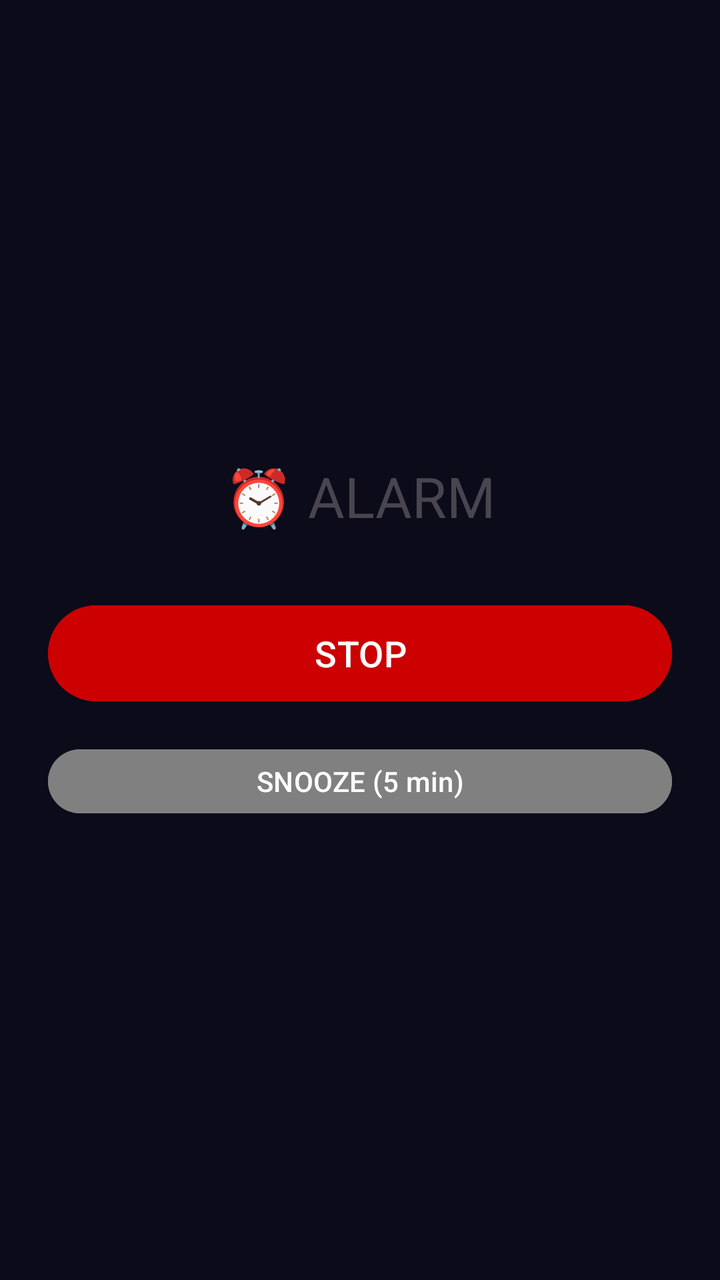
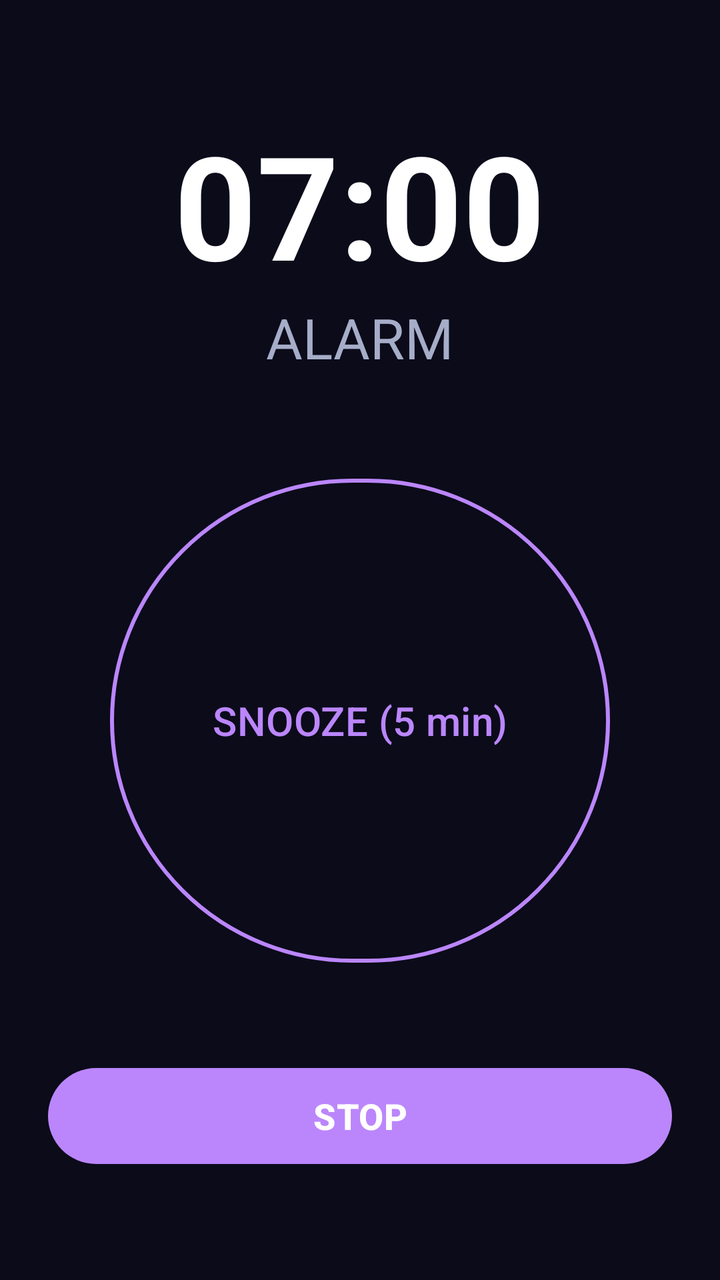

The first picture is an Android layout as it rendered before a commit; the second is the same layout after the commit. The layout source and the unified diff follow.
<!-- AndroidManifest.xml: application theme Theme.AlarmKu -->
<!-- res/layout/activity_alarm_ring.xml -->
<?xml version="1.0" encoding="utf-8"?>
<LinearLayout xmlns:android="http://schemas.android.com/apk/res/android"
    android:layout_width="match_parent"
    android:layout_height="match_parent"
    android:gravity="center"
    android:orientation="vertical"
    android:padding="24dp">

    <TextView
        android:id="@+id/tvAlarmLabel"
        android:text="⏰ ALARM"
        android:textSize="28sp"
        android:layout_width="wrap_content"
        android:layout_height="wrap_content"
        android:layout_marginBottom="32dp"/>

    <Button
        android:id="@+id/btnStop"
        android:layout_width="match_parent"
        android:layout_height="56dp"
        android:backgroundTint="@android:color/holo_red_dark"
        android:text="STOP"
        android:textSize="18sp"/>

    <Button
        android:id="@+id/btnSnooze"
        android:layout_width="match_parent"
        android:layout_height="40dp"
        android:backgroundTint="#808080"
        android:text="SNOOZE (5 min)"
        android:layout_marginTop="16dp"/>
</LinearLayout>
<!-- resources referenced by this layout -->
<resources>
  <style name="Theme.AlarmKu" parent="Base.Theme.AlarmKu" />
  <style name="Base.Theme.AlarmKu" parent="Theme.Material3.DayNight.NoActionBar">
  
          
          <item name="colorPrimary">@color/neon_purple</item>
          <item name="colorSecondary">@color/neon_purple</item>
  
          
          <item name="android:statusBarColor">@color/bg_dark</item>
  
          
          <item name="android:windowBackground">@color/bg_dark</item>
  
      </style>
  <color name="neon_purple">#BB86FC</color>
  <color name="bg_dark">#0B0B1A</color>
</resources>

<!-- the commit's change to res/layout/activity_alarm_ring.xml (unified diff, before → after) -->
@@ -1,32 +1,69 @@
 <?xml version="1.0" encoding="utf-8"?>
-<LinearLayout xmlns:android="http://schemas.android.com/apk/res/android"
+<LinearLayout
+    xmlns:android="http://schemas.android.com/apk/res/android"
+    xmlns:app="http://schemas.android.com/apk/res-auto"
     android:layout_width="match_parent"
     android:layout_height="match_parent"
-    android:gravity="center"
     android:orientation="vertical"
-    android:padding="24dp">
+    android:padding="24dp"
+    android:background="@color/bg_dark">
+
+    <TextView
+        android:id="@+id/tvRingTime"
+        android:layout_width="wrap_content"
+        android:layout_height="wrap_content"
+        android:layout_marginTop="30dp"
+        android:layout_gravity="center_horizontal"
+        android:text="07:00"
+        android:textSize="72sp"
+        android:textStyle="bold"
+        android:textColor="@color/text_primary"/>
 
     <TextView
         android:id="@+id/tvAlarmLabel"
-        android:text="⏰ ALARM"
+        android:text="ALARM"
         android:textSize="28sp"
         android:layout_width="wrap_content"
         android:layout_height="wrap_content"
-        android:layout_marginBottom="32dp"/>
+        android:layout_gravity="center_horizontal"
+        android:layout_marginBottom="22sp"
+        android:textColor="@color/text_secondary"/>
 
-    <Button
-        android:id="@+id/btnStop"
+    <com.google.android.material.button.MaterialButton
+        android:id="@+id/btnSnooze"
+        android:layout_width="250dp"
+        android:layout_height="250dp"
+        android:layout_gravity="center_horizontal"
+        android:text="SNOOZE (5 min)"
+        android:textSize="20sp"
+        android:textColor="@color/neon_purple"
+        android:backgroundTint="@android:color/transparent"
+        android:layout_marginTop="26dp"
+        app:strokeColor="@color/neon_purple"
+        app:strokeWidth="2dp"
+        app:cornerRadius="125dp"/>
+
+    <LinearLayout
         android:layout_width="match_parent"
-        android:layout_height="56dp"
-        android:backgroundTint="@android:color/holo_red_dark"
-        android:text="STOP"
-        android:textSize="18sp"/>
+        android:layout_height="match_parent"
+        android:paddingBottom="30dp">
 
-    <Button
-        android:id="@+id/btnSnooze"
-        android:layout_width="match_parent"
-        android:layout_height="40dp"
-        android:backgroundTint="#808080"
-        android:text="SNOOZE (5 min)"
-        android:layout_marginTop="16dp"/>
+        <com.google.android.material.button.MaterialButton
+            android:id="@+id/btnStop"
+            android:layout_width="match_parent"
+            android:layout_height="56dp"
+            android:text="STOP"
+            android:layout_gravity="bottom"
+            android:textColor="@android:color/white"
+            android:textSize="18sp"
+            android:textStyle="bold"
+            app:backgroundTint="@color/neon_purple"
+            app:cornerRadius="28dp" />
+
+
+    </LinearLayout>
+
+
+
+
 </LinearLayout>
<!-- resource entries referenced after the edit -->
@@ -15,6 +15,8 @@
   
       </style>
   <color name="neon_purple">#BB86FC</color>
+  <color name="text_primary">#FFFFFF</color>
+  <color name="text_secondary">#A6ADC8</color>
   <color name="bg_dark">#0B0B1A</color>
 </resources>
 
